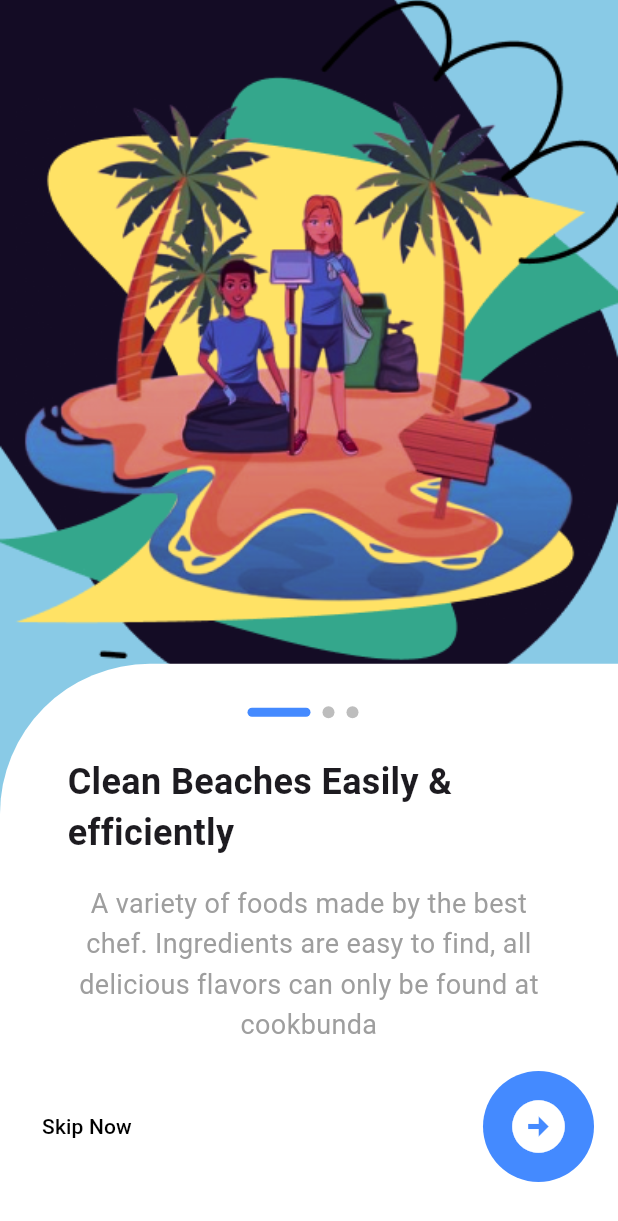
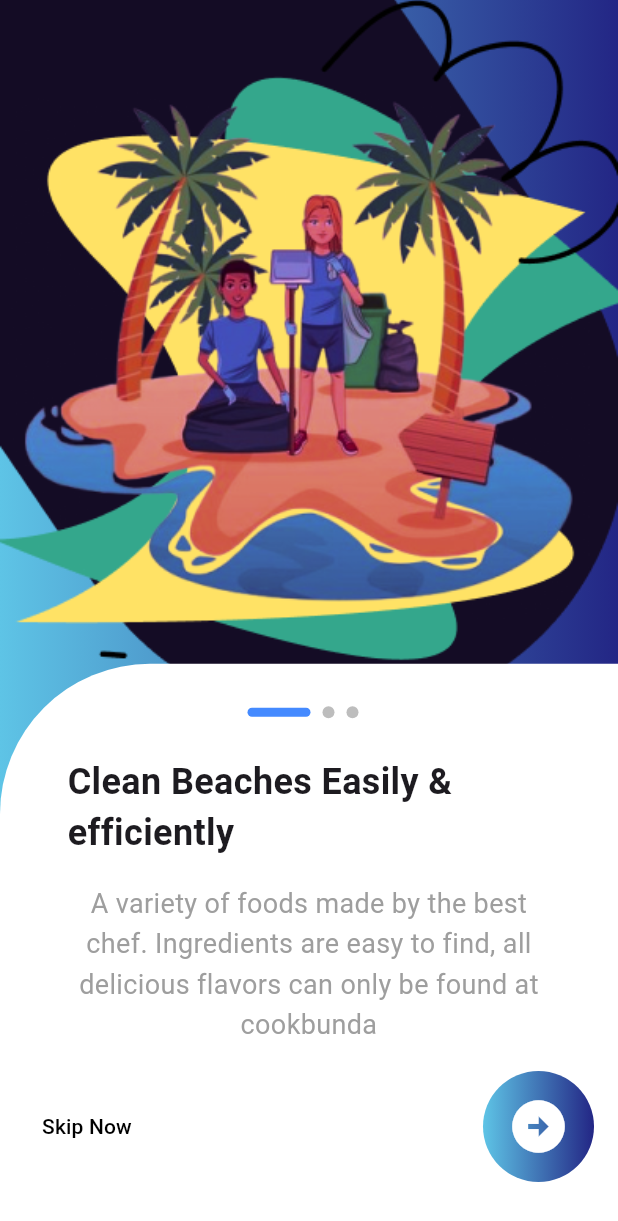
Before and after one commit to malakasadeep/CleanSeas-flutter, a Flutter app: the screen it shows after launch, on a phone screen of 412 x 824 dp. Shown: the top 1221 px of the screen. Run offline on Flutter 3.47's test engine with Material 3 defaults, Android fonts, the phone set to English and light mode, and no system bars; Roboto replaces fonts that are missing (jua).

Commit message:
feat: Update onboarding screen design and add Jua font

```diff
--- a/lib/widgets/onboard_widget.dart
+++ b/lib/widgets/onboard_widget.dart
@@ -1,4 +1,4 @@
-import 'package:clean_seas_flutter/constants/colours.dart';
+import 'package:clean_seas_flutter/screens/authentication/login_screen.dart';
 import 'package:flutter/material.dart';
 
 class IntroWidget extends StatelessWidget {
@@ -23,16 +23,26 @@ class IntroWidget extends StatelessWidget {
 
   @override
   Widget build(BuildContext context) {
-    return ColoredBox(
-      color: backgroundBlue,
-      //gradient: gradientbg,
+    return Container(
+      decoration: BoxDecoration(
+        gradient: const LinearGradient(colors: [
+          Color.fromARGB(255, 94, 196, 230),
+          Color.fromARGB(255, 35, 38, 133),
+        ]),
+      ),
+      child: ColoredBox(
+        color: Colors
+            .transparent, // Set to transparent since we're using a gradient
         child: Stack(
           children: [
             Container(
               height: MediaQuery.of(context).size.height / 1.6,
               decoration: BoxDecoration(
                 image: DecorationImage(
-                    image: AssetImage(image), fit: BoxFit.cover)),
+                  image: AssetImage(image),
+                  fit: BoxFit.cover,
+                ),
+              ),
             ),
             Positioned(
               bottom: 0,
@@ -49,24 +59,23 @@ class IntroWidget extends StatelessWidget {
                     topRight: index == 2
                         ? const Radius.circular(100)
                         : const Radius.circular(0),
-                  )),
+                  ),
+                ),
                 child: Padding(
                   padding: const EdgeInsets.symmetric(horizontal: 45),
                   child: Column(
                     children: [
-                    const SizedBox(
-                      height: 62,
-                    ),
+                      const SizedBox(height: 62),
                       AnimatedOpacity(
                         duration: const Duration(milliseconds: 500),
                         opacity: 1.0,
-                      child: Text(title,
+                        child: Text(
+                          title,
                           style: const TextStyle(
-                              fontSize: 24, fontWeight: FontWeight.bold)),
+                              fontSize: 24, fontWeight: FontWeight.bold),
                         ),
-                    const SizedBox(
-                      height: 16,
                       ),
+                      const SizedBox(height: 16),
                       AnimatedOpacity(
                         duration: const Duration(milliseconds: 500),
                         opacity: 1.0,
@@ -76,7 +85,7 @@ class IntroWidget extends StatelessWidget {
                               fontSize: 18, height: 1.5, color: Colors.grey),
                           textAlign: TextAlign.center,
                         ),
-                    )
+                      ),
                     ],
                   ),
                 ),
@@ -104,8 +113,14 @@ class IntroWidget extends StatelessWidget {
                             child: Container(
                               padding: const EdgeInsets.all(16),
                               decoration: BoxDecoration(
-                                color: Colors.blueAccent,
-                                borderRadius: BorderRadius.circular(50)),
+                                gradient: LinearGradient(
+                                  colors: [
+                                    Color.fromARGB(255, 94, 196, 230),
+                                    Color.fromARGB(255, 35, 38, 133),
+                                  ],
+                                ),
+                                borderRadius: BorderRadius.circular(50),
+                              ),
                               child: const Icon(Icons.arrow_circle_right,
                                   color: Colors.white, size: 42),
                             ),
@@ -115,20 +130,49 @@ class IntroWidget extends StatelessWidget {
                     : SizedBox(
                         height: 46,
                         child: MaterialButton(
-                        color: Colors.blueAccent,
+                          onPressed: () {
+                            Navigator.push(
+                              context,
+                              MaterialPageRoute(
+                                builder: (context) {
+                                  return loginScreen(); // Add const here if loginScreen has a const constructor
+                                },
+                              ),
+                            );
+                          },
                           shape: RoundedRectangleBorder(
                               borderRadius: BorderRadius.circular(8)),
-                        onPressed: () {},
-                        child: const Text('Get Started',
+                          padding: EdgeInsets
+                              .zero, // No extra padding needed for gradient
+                          child: Ink(
+                            decoration: BoxDecoration(
+                              gradient: LinearGradient(
+                                colors: [
+                                  Color.fromARGB(255, 94, 196, 230),
+                                  Color.fromARGB(255, 35, 38, 133),
+                                ],
+                              ),
+                              borderRadius: BorderRadius.circular(8),
+                            ),
+                            child: Container(
+                              alignment: Alignment.center,
+                              constraints: BoxConstraints(
+                                  minHeight: 46, minWidth: double.infinity),
+                              child: const Text(
+                                'Get Started',
                                 style: TextStyle(
                                     color: Colors.white,
                                     fontSize: 25,
-                                fontWeight: FontWeight.w800)),
+                                    fontWeight: FontWeight.w800),
                               ),
                             ),
                           ),
-          )
+                        ),
+                      ),
+              ),
+            ),
           ],
+        ),
       ),
     );
   }
```
Lines whose indentation alone changed are shown as unchanged.
